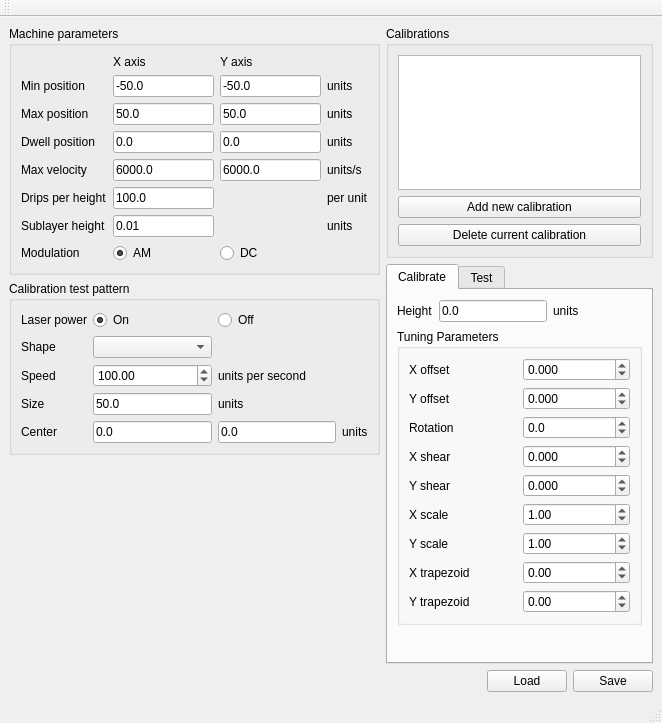
PeachyPrinter/peachytoolchain, file src/calibrate/ui_mainwindow.ui: the form before one commit.
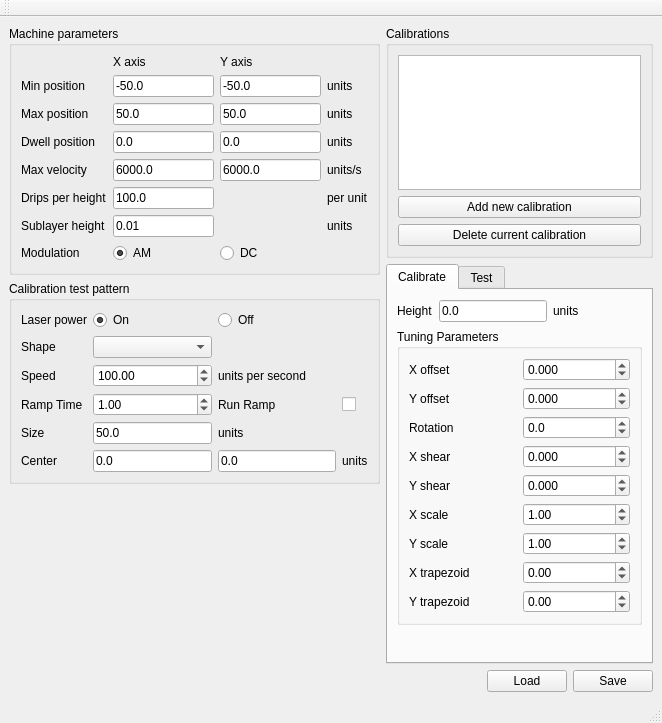
The form after the commit.

Commit message: added ramping to speeds

What changed in the file:
```diff
--- a/src/calibrate/ui_mainwindow.ui
+++ b/src/calibrate/ui_mainwindow.ui
@@ -252,6 +252,42 @@
                  </property>
             </widget>
            </item>
+           <item row="4" column="0">
+            <widget class="QLabel" name="label_25">
+             <property name="text">
+              <string>Ramp Time</string>
+             </property>
+            </widget>
+           </item>
+           <item row="4" column="1" >
+              <widget class="QDoubleSpinBox" name="ramp_speed_time">
+                  <property name="minimum">
+                  <double>0.000000000000000</double>
+                 </property>
+                 <property name="maximum">
+                  <double>10.000000000000000</double>
+                 </property>
+                 <property name="singleStep">
+                  <double>0.010000000000000</double>
+                 </property>
+                 <property name="value">
+                  <double>1.000000000000000</double>
+                 </property>
+              </widget>
+          </item>
+           <item row="4" column="2">
+            <widget class="QLabel" name="label_25">
+             <property name="text">
+              <string>Run Ramp</string>
+             </property>
+            </widget>
+           </item>
+           <item row="4" column="3" >
+              <widget class="QCheckBox" name="ramp_speed">
+                <checked>false</checked>
+              </widget>
+          </item>
+          
            <item row="1" column="0">
             <widget class="QLabel" name="label_25">
              <property name="text">
@@ -276,14 +312,14 @@
              </property>
             </widget>
            </item>
-           <item row="4" column="1">
+           <item row="5" column="1">
             <widget class="QLineEdit" name="size_edit">
              <property name="text">
               <string>50.0</string>
              </property>
             </widget>
            </item>
-           <item row="4" column="0">
+           <item row="5" column="0">
             <widget class="QLabel" name="label_16">
              <property name="text">
               <string>Size</string>
@@ -297,28 +333,28 @@
              </property>
             </widget>
            </item>
-           <item row="5" column="0">
+           <item row="6" column="0">
             <widget class="QLabel" name="label_21">
              <property name="text">
               <string>Center</string>
              </property>
             </widget>
            </item>
-           <item row="5" column="1">
+           <item row="6" column="1">
             <widget class="QLineEdit" name="shape_center_x_edit">
              <property name="text">
               <string>0.0</string>
              </property>
             </widget>
            </item>
-           <item row="5" column="2">
+           <item row="6" column="2">
             <widget class="QLineEdit" name="shape_center_y_edit">
              <property name="text">
               <string>0.0</string>
              </property>
             </widget>
            </item>
-           <item row="5" column="3">
+           <item row="6" column="3">
             <widget class="QLabel" name="label_38">
              <property name="text">
               <string>units</string>
@@ -332,7 +368,7 @@
              </property>
             </widget>
            </item>
-           <item row="4" column="2">
+           <item row="5" column="2">
             <widget class="QLabel" name="label_22">
              <property name="text">
               <string>units</string>
```
Left out of the diff: 2 changed lines with no effect on the pictures. The commit also changes 1 other file.
